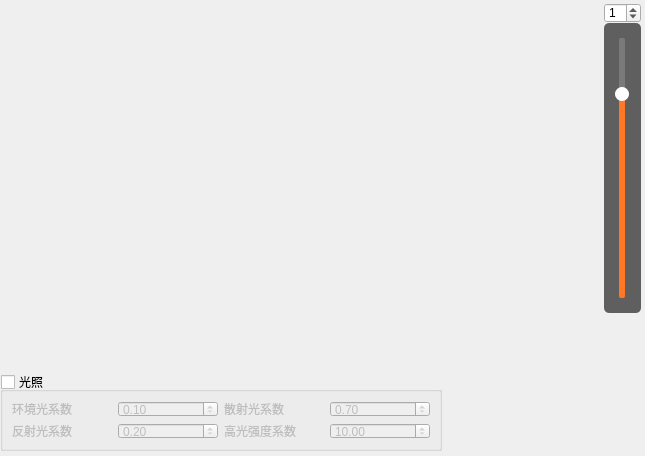
zyq1569/HealthApp, file Tools/INimage3D/vtkcolorgradient.ui: the form before one commit.
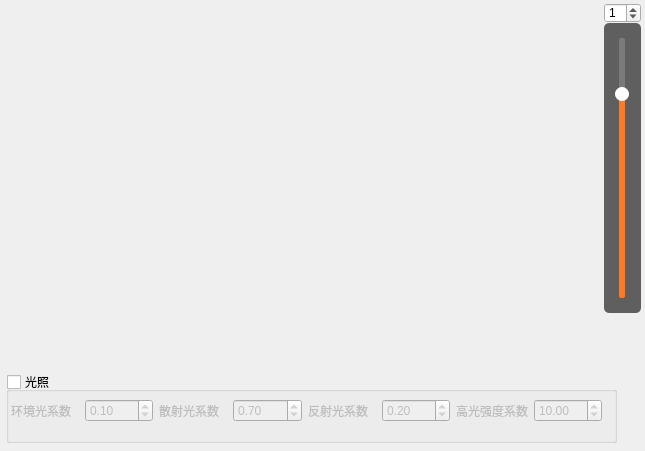
The form after the commit.

Commit message: fine-tune

Diff of the .ui file:
```diff
--- a/Tools/INimage3D/vtkcolorgradient.ui
+++ b/Tools/INimage3D/vtkcolorgradient.ui
@@ -10,7 +10,7 @@
     <x>0</x>
     <y>0</y>
     <width>645</width>
-    <height>456</height>
+    <height>451</height>
    </rect>
   </property>
   <property name="windowTitle">
@@ -133,10 +133,10 @@
   <widget class="QGroupBox" name="m_shadingGroupBox">
    <property name="geometry">
     <rect>
-     <x>0</x>
+     <x>6</x>
      <y>372</y>
-     <width>442</width>
-     <height>79</height>
+     <width>611</width>
+     <height>71</height>
     </rect>
    </property>
    <property name="title">
@@ -148,16 +148,25 @@
    <property name="checked">
     <bool>false</bool>
    </property>
-   <layout class="QGridLayout" name="gridLayout">
-    <item row="0" column="0">
-     <widget class="QLabel" name="m_ambientCoefficientLabel">
+   <widget class="QWidget" name="">
+    <property name="geometry">
+     <rect>
+      <x>5</x>
+      <y>13</y>
+      <width>591</width>
+      <height>51</height>
+     </rect>
+    </property>
+    <layout class="QHBoxLayout" name="horizontalLayout">
+     <item>
+      <widget class="QLabel" name="m_ambientLabel">
       <property name="text">
        <string>环境光系数</string>
       </property>
      </widget>
     </item>
-    <item row="0" column="1">
-     <widget class="QDoubleSpinBox" name="m_ambientCoefficientDoubleSpinBox">
+     <item>
+      <widget class="QDoubleSpinBox" name="m_ambientSpinBox">
       <property name="maximum">
        <double>1.000000000000000</double>
       </property>
@@ -169,15 +178,15 @@
       </property>
      </widget>
     </item>
-    <item row="0" column="2">
-     <widget class="QLabel" name="m_diffuseCoefficientLabel">
+     <item>
+      <widget class="QLabel" name="m_diffuseLabel">
       <property name="text">
        <string>散射光系数</string>
       </property>
      </widget>
     </item>
-    <item row="0" column="3">
-     <widget class="QDoubleSpinBox" name="m_diffuseCoefficientDoubleSpinBox">
+     <item>
+      <widget class="QDoubleSpinBox" name="m_diffuseSpinBox">
       <property name="maximum">
        <double>1.000000000000000</double>
       </property>
@@ -189,15 +198,15 @@
       </property>
      </widget>
     </item>
-    <item row="1" column="0">
-     <widget class="QLabel" name="m_specularCoefficientLabel">
+     <item>
+      <widget class="QLabel" name="m_specularLabel">
       <property name="text">
        <string>反射光系数</string>
       </property>
      </widget>
     </item>
-    <item row="1" column="1">
-     <widget class="QDoubleSpinBox" name="m_specularCoefficientDoubleSpinBox">
+     <item>
+      <widget class="QDoubleSpinBox" name="m_specularSpinBox">
       <property name="maximum">
        <double>1.000000000000000</double>
       </property>
@@ -209,15 +218,15 @@
       </property>
      </widget>
     </item>
-    <item row="1" column="2">
+     <item>
      <widget class="QLabel" name="m_specularPowerLabel">
       <property name="text">
        <string>高光强度系数</string>
       </property>
      </widget>
     </item>
-    <item row="1" column="3">
-     <widget class="QDoubleSpinBox" name="m_specularPowerDoubleSpinBox">
+     <item>
+      <widget class="QDoubleSpinBox" name="m_specularPowerSpinBox">
       <property name="maximum">
        <double>128.000000000000000</double>
       </property>
@@ -227,6 +236,7 @@
      </widget>
     </item>
    </layout>
+   </widget>
   </widget>
  </widget>
  <resources/>
```
Lines whose indentation alone changed are shown as unchanged.
